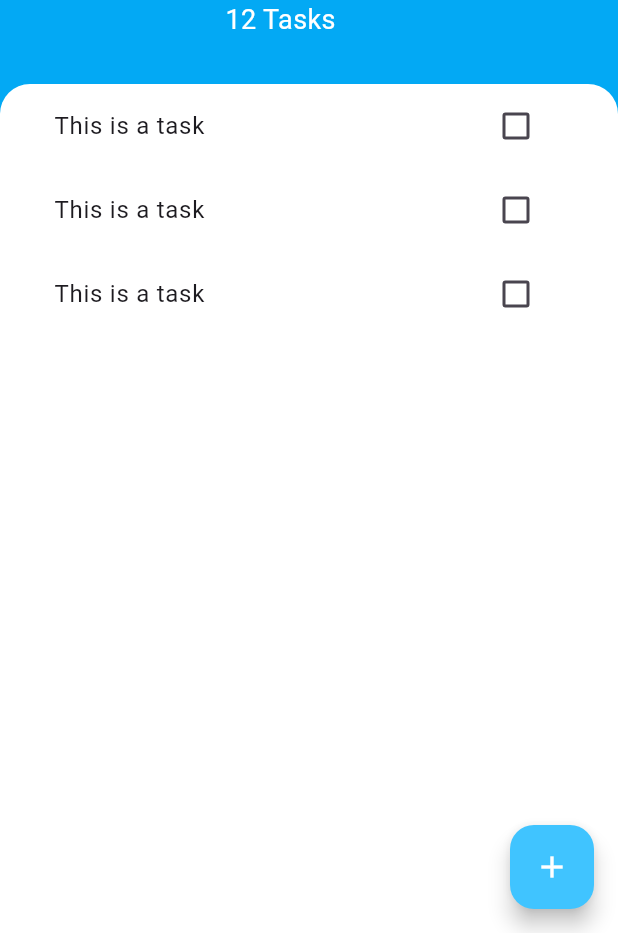
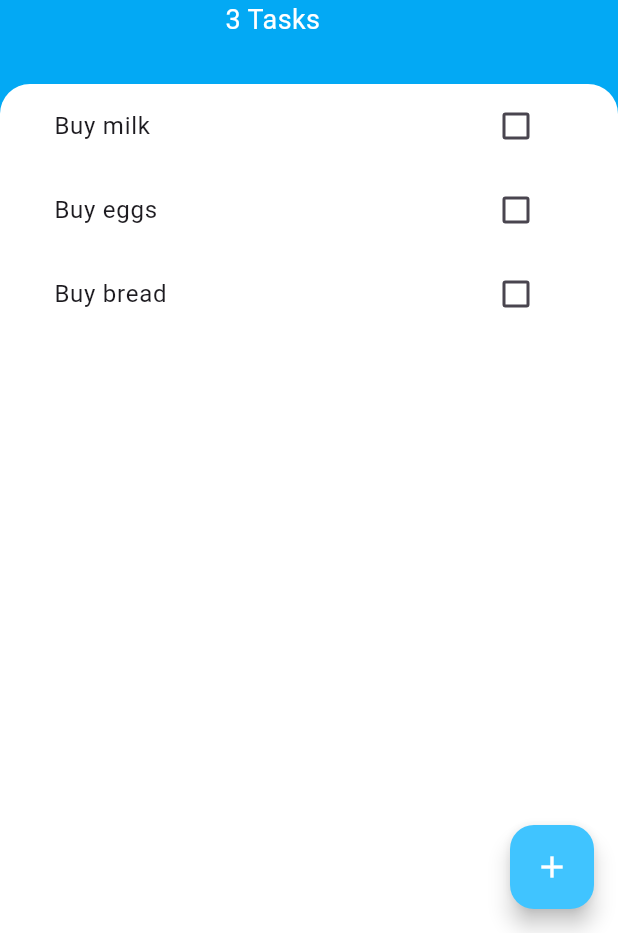
Before and after one commit to Heriberto-Juarez/todo, a Flutter app: the screen it shows after launch, on a phone screen of 412 x 824 dp, the part 303-1236 px from its top. Run offline on Flutter 3.47's test engine with Material 3 defaults, Android fonts, the phone set to English and light mode, and no system bars.

Commit message:
Lifted state up

```diff
--- /dev/null
+++ b/lib/models/task.dart
@@ -0,0 +1,11 @@
+class Task {
+  final String name;
+  bool isDone;
+
+  Task({required this.name, required this.isDone});
+
+  void toggleDone(){
+    isDone = !isDone;
+  }
+
+}
--- a/lib/screens/add_task_screen.dart
+++ b/lib/screens/add_task_screen.dart
@@ -1,10 +1,16 @@
 import 'package:flutter/material.dart';
 
 class AddTaskScreen extends StatelessWidget {
-  const AddTaskScreen({super.key});
+  final Function addTaskCallback;
+  const AddTaskScreen({super.key, required this.addTaskCallback});
+
+
 
   @override
   Widget build(BuildContext context) {
+
+    String newTaskTitle = "";
+
     return Container(
         color: const Color(0xFF757575),
       child: Container(
@@ -27,9 +33,12 @@ class AddTaskScreen extends StatelessWidget {
                   color: Colors.lightBlueAccent,
                 ),
             ),
-            const TextField(
+            TextField(
               autofocus: true,
               textAlign: TextAlign.center,
+              onChanged: (newText) {
+                newTaskTitle = newText;
+              },
             ),
             const SizedBox(
               height: 10.0,
@@ -40,7 +49,7 @@ class AddTaskScreen extends StatelessWidget {
                 backgroundColor: Colors.lightBlueAccent,
               ),
               onPressed: () {
-
+                addTaskCallback(newTaskTitle);
               }, child: const Text("Add", style: TextStyle(
                 color: Colors.white
             ),),
--- a/lib/screens/tasks_screen.dart
+++ b/lib/screens/tasks_screen.dart
@@ -1,12 +1,23 @@
-import 'package:flutter/cupertino.dart';
 import 'package:flutter/material.dart';
+import 'package:todo/models/task.dart';
 import 'package:todo/screens/add_task_screen.dart';
 
 import '../widgets/tasks_list.dart';
 
-class TasksScreen extends StatelessWidget {
+class TasksScreen extends StatefulWidget {
   const TasksScreen({super.key});
 
+  @override
+  State<TasksScreen> createState() => _TasksScreenState();
+}
+
+class _TasksScreenState extends State<TasksScreen> {
+
+  List<Task> tasks = [
+    Task(name: 'Buy milk', isDone: false),
+    Task(name: 'Buy eggs', isDone: false),
+    Task(name: 'Buy bread', isDone: false),
+  ];
 
   @override
   Widget build(BuildContext context) {
@@ -22,17 +33,21 @@ class TasksScreen extends StatelessWidget {
             showModalBottomSheet(
                 isScrollControlled: true,
                 context: context,
-                builder: (BuildContext context) => const AddTaskScreen()
+                builder: (BuildContext context) => AddTaskScreen(addTaskCallback: (task) {
+                    setState(() {
+                      tasks.add(Task(name: task, isDone: false));
+                    });
+                },)
             );
           }),
       body: Column(children: [
         Container(
           padding: const EdgeInsets.only(
               top: 60.0, left: 30.0, right: 30.0, bottom: 30.0),
-          child: const Column(
+          child: Column(
             crossAxisAlignment: CrossAxisAlignment.start,
             children: [
-              CircleAvatar(
+              const CircleAvatar(
                 backgroundColor: Colors.white,
                 radius: 30.0,
                 child: Icon(
@@ -41,10 +56,10 @@ class TasksScreen extends StatelessWidget {
                   color: Colors.lightBlue,
                 ),
               ),
-              SizedBox(
+              const SizedBox(
                 height: 10.0,
               ),
-              Text(
+              const Text(
                 "Todo",
                 style: TextStyle(
                     color: Colors.white,
@@ -52,8 +67,8 @@ class TasksScreen extends StatelessWidget {
                     fontWeight: FontWeight.w700),
               ),
               Text(
-                "12 Tasks",
-                style: TextStyle(
+                "${tasks.length} Tasks",
+                style: const TextStyle(
                   color: Colors.white,
                   fontSize: 18.0,
                 ),
@@ -70,7 +85,7 @@ class TasksScreen extends StatelessWidget {
                   topLeft: Radius.circular(20.0),
                   topRight: Radius.circular(20.0)),
             ),
-            child: const TasksList(),
+            child: TasksList(tasks: tasks),
           ),
         ),
       ]),
--- a/lib/widgets/task_tile.dart
+++ b/lib/widgets/task_tile.dart
@@ -1,48 +1,31 @@
 import 'package:flutter/material.dart';
 
-class TaskTile extends StatefulWidget {
+class TaskTile extends StatelessWidget {
   const TaskTile({
     super.key,
+    required this.isChecked,
+    required this.title,
+    required this.checkboxCallback,
   });
 
-  @override
-  State<TaskTile> createState() => _TaskTileState();
-}
-
-class _TaskTileState extends State<TaskTile> {
-
-  bool isChecked = false;
-
-  void checkboxCallback (bool newValue) {
-    setState(() {
-      isChecked = newValue;
-    });
-  }
+  final bool isChecked;
+  final String title;
+  final Function checkboxCallback;
 
   @override
   Widget build(BuildContext context) {
     return ListTile(
       title: Text(
-          "This is a task",
+          title,
           style: TextStyle(decoration: (isChecked ? TextDecoration.lineThrough : null)),
       ),
-      trailing: TaskCheckbox(checkboxState: isChecked,toggleCheckboxState: checkboxCallback,),
+      trailing: Checkbox(
+        activeColor: Colors.lightBlueAccent,
+        value: isChecked,
+        onChanged: (newValue) {
+          checkboxCallback(newValue);
+        },
+      ),
     );
   }
 }
-
-class TaskCheckbox extends StatelessWidget {
-  final bool checkboxState;
-  final Function toggleCheckboxState;
-  const TaskCheckbox({super.key, required this.checkboxState, required this.toggleCheckboxState});
-  @override
-  Widget build(BuildContext context) {
-    return Checkbox(
-      activeColor: Colors.lightBlueAccent,
-      value: checkboxState,
-      onChanged: (newValue) {
-        toggleCheckboxState(newValue);
-      },
-    );
-  }
-}
--- a/lib/widgets/tasks_list.dart
+++ b/lib/widgets/tasks_list.dart
@@ -1,19 +1,36 @@
 import 'package:flutter/material.dart';
 import 'package:todo/widgets/task_tile.dart';
 
-class TasksList extends StatelessWidget {
-  const TasksList({
+import '../models/task.dart';
+
+class TasksList extends StatefulWidget {
+
+  TasksList({
     super.key,
+    required this.tasks
   });
+
+  List<Task> tasks;
+
+  @override
+  State<TasksList> createState() => _TasksListState();
+}
+
+class _TasksListState extends State<TasksList> {
 
   @override
   Widget build(BuildContext context) {
-    return ListView(
-      children: [
-        TaskTile(),
-        TaskTile(),
-        TaskTile(),
-      ],
-    );
+    return ListView.builder(itemBuilder: (context, index) {
+      return TaskTile(
+          isChecked: widget.tasks[index].isDone,
+          title: widget.tasks[index].name,
+
+          checkboxCallback: (bool value) {
+            setState(() {
+              widget.tasks[index].toggleDone();
+            });
+          },
+      );
+    }, itemCount: widget.tasks.length,);
   }
 }
```
